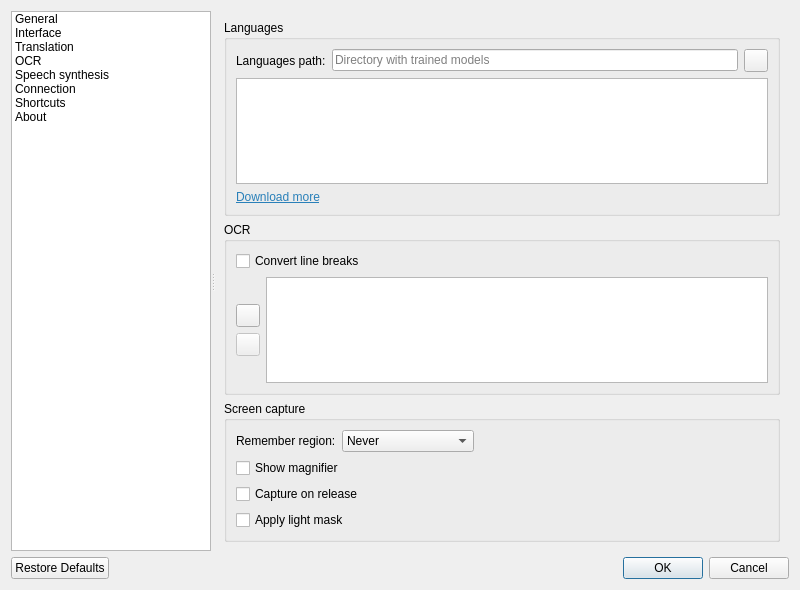
Before: the Qt Designer form src/settings/settingsdialog.ui in crow-translate/crow-translate, drawn with Qt 5.
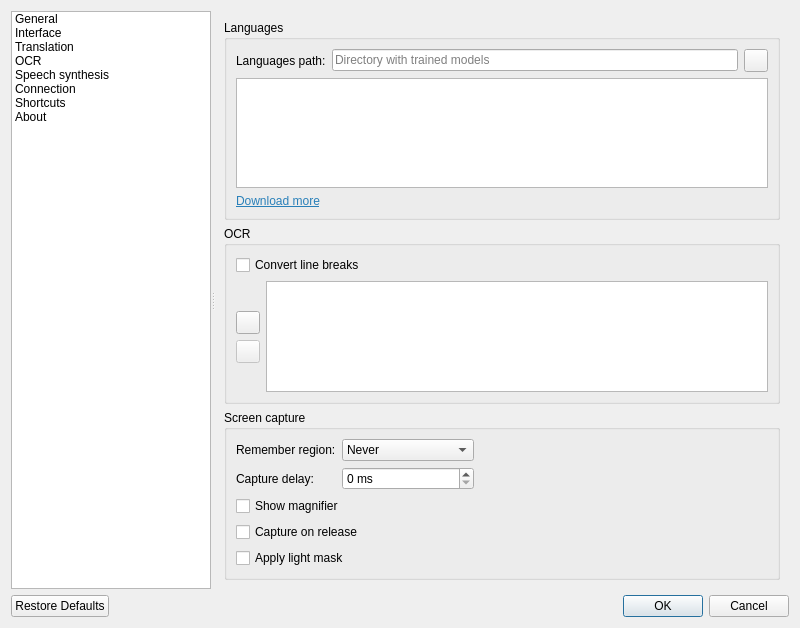
After: the same form once the commit is applied. The open tabs and pages were chosen to show the change. Icons and pictures are not drawn. Custom widgets are drawn as their Qt base class.

Commit message: Add buttons and shortcuts for delayed screen capture

Diff of the .ui file:
```diff
--- a/src/settings/settingsdialog.ui
+++ b/src/settings/settingsdialog.ui
@@ -7,7 +7,7 @@
     <x>0</x>
     <y>0</y>
     <width>800</width>
-    <height>590</height>
+    <height>628</height>
    </rect>
   </property>
   <property name="windowTitle">
@@ -889,7 +889,43 @@
            <string>Screen capture</string>
           </property>
           <layout class="QGridLayout" name="screenCaptureLayout" columnstretch="0,0,1">
-           <item row="3" column="0" colspan="2">
+           <item row="2" column="0" colspan="3">
+            <widget class="QCheckBox" name="showMagnifierCheckBox">
+             <property name="toolTip">
+              <string>&lt;html&gt;&lt;head/&gt;&lt;body&gt;&lt;p&gt;Show a magnifier next to the cursor&lt;/p&gt;&lt;/body&gt;&lt;/html&gt;</string>
+             </property>
+             <property name="text">
+              <string>Show magnifier</string>
+             </property>
+            </widget>
+           </item>
+           <item row="3" column="0" colspan="3">
+            <widget class="QCheckBox" name="captureOnReleaseCheckBox">
+             <property name="enabled">
+              <bool>true</bool>
+             </property>
+             <property name="toolTip">
+              <string>&lt;html&gt;&lt;head/&gt;&lt;body&gt;&lt;p&gt;Finish capturing the fragment when the mouse button is released&lt;/p&gt;&lt;/body&gt;&lt;/html&gt;</string>
+             </property>
+             <property name="text">
+              <string>Capture on release</string>
+             </property>
+            </widget>
+           </item>
+           <item row="0" column="0">
+            <widget class="QLabel" name="rememverRegionLabel">
+             <property name="sizePolicy">
+              <sizepolicy hsizetype="Minimum" vsizetype="Minimum">
+               <horstretch>0</horstretch>
+               <verstretch>0</verstretch>
+              </sizepolicy>
+             </property>
+             <property name="text">
+              <string>Remember region:</string>
+             </property>
+            </widget>
+           </item>
+           <item row="4" column="0" colspan="2">
             <widget class="QCheckBox" name="applyLightMaskCheckBox">
              <property name="toolTip">
               <string>&lt;html&gt;&lt;head/&gt;&lt;body&gt;&lt;p&gt;Apply a slight fog to the unselected part&lt;/p&gt;&lt;/body&gt;&lt;/html&gt;</string>
@@ -899,6 +935,13 @@
              </property>
             </widget>
            </item>
+           <item row="1" column="0">
+            <widget class="QLabel" name="captureDelayLabel">
+             <property name="text">
+              <string>Capture delay:</string>
+             </property>
+            </widget>
+           </item>
            <item row="0" column="1">
             <widget class="QComboBox" name="rememberRegionComboBox">
              <property name="toolTip">
@@ -921,39 +964,16 @@
              </item>
             </widget>
            </item>
-           <item row="1" column="0" colspan="3">
-            <widget class="QCheckBox" name="showMagnifierCheckBox">
+           <item row="1" column="1">
+            <widget class="QSpinBox" name="captureDelaySpinBox">
              <property name="toolTip">
               <string>&lt;html&gt;&lt;head/&gt;&lt;body&gt;&lt;p&gt;Show a magnifier next to the cursor&lt;/p&gt;&lt;/body&gt;&lt;/html&gt;</string>
              </property>
-             <property name="text">
-              <string>Show magnifier</string>
+             <property name="suffix">
+              <string> ms</string>
              </property>
-            </widget>
-           </item>
-           <item row="0" column="0">
-            <widget class="QLabel" name="rememverRegionLabel">
-             <property name="sizePolicy">
-              <sizepolicy hsizetype="Minimum" vsizetype="Minimum">
-               <horstretch>0</horstretch>
-               <verstretch>0</verstretch>
-              </sizepolicy>
-             </property>
-             <property name="text">
-              <string>Remember region:</string>
-             </property>
-            </widget>
-           </item>
-           <item row="2" column="0" colspan="3">
-            <widget class="QCheckBox" name="captureOnReleaseCheckBox">
-             <property name="enabled">
-              <bool>true</bool>
-             </property>
-             <property name="toolTip">
-              <string>&lt;html&gt;&lt;head/&gt;&lt;body&gt;&lt;p&gt;Finish capturing the fragment when the mouse button is released&lt;/p&gt;&lt;/body&gt;&lt;/html&gt;</string>
-             </property>
-             <property name="text">
-              <string>Capture on release</string>
+             <property name="maximum">
+              <number>10000</number>
              </property>
             </widget>
            </item>
```
Left out of the diff: 2 changed lines with no effect on the pictures. The commit also changes 9 other files.
